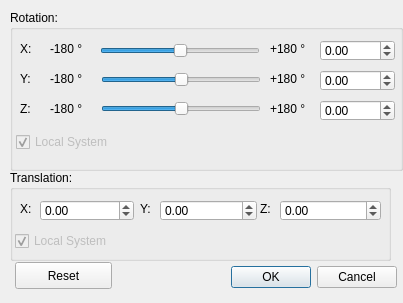
Before: the Qt Designer form src/qglviewer/ui/TransformationDialogUI.ui in uos/lvr2, drawn with Qt 5.
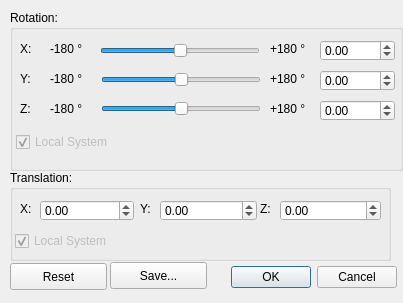
After: the same form once the commit is applied.

Commit message: Transoformations can now be saved from dialog

```diff
--- a/src/qglviewer/ui/TransformationDialogUI.ui
+++ b/src/qglviewer/ui/TransformationDialogUI.ui
@@ -474,8 +474,8 @@
   <widget class="QPushButton" name="buttonReset">
    <property name="geometry">
     <rect>
-     <x>15</x>
-     <y>262</y>
+     <x>10</x>
+     <y>263</y>
      <width>97</width>
      <height>27</height>
     </rect>
@@ -484,6 +484,19 @@
     <string>Reset</string>
    </property>
   </widget>
+  <widget class="QPushButton" name="buttonSave">
+   <property name="geometry">
+    <rect>
+     <x>110</x>
+     <y>262</y>
+     <width>97</width>
+     <height>27</height>
+    </rect>
+   </property>
+   <property name="text">
+    <string>Save...</string>
+   </property>
+  </widget>
  </widget>
  <resources/>
  <connections>
```
The commit also changes 2 other files.
